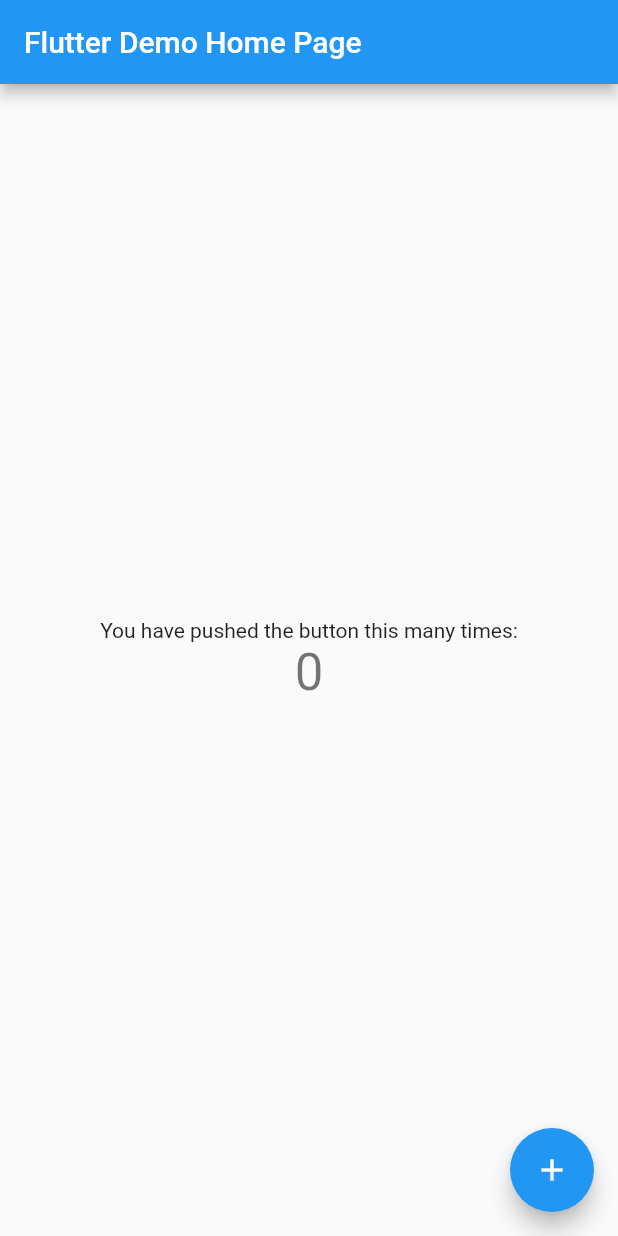
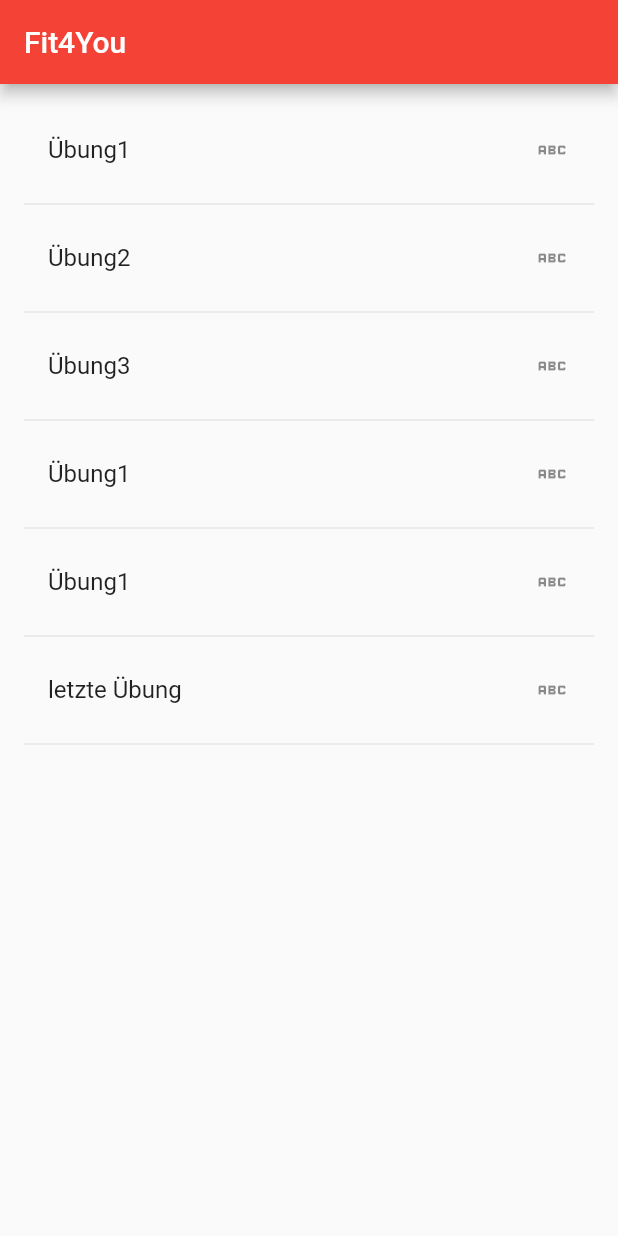
Before and after one commit to TorbenStriegel/Fit4You-FitnessApp, a Flutter app: the screen it shows after launch, on a phone screen of 412 x 824 dp. Run offline on Flutter 3.47's test engine with Material 2 defaults, Android fonts, the phone set to English and light mode, and no system bars.

Commit message:
Liste wird angezeigt

```diff
--- a/lib/main.dart
+++ b/lib/main.dart
@@ -1,115 +1,69 @@
 import 'package:flutter/material.dart';
 
 void main() {
-  runApp(const MyApp());
+  runApp(MyApp());
 }
 
 class MyApp extends StatelessWidget {
-  const MyApp({super.key});
-
-  // This widget is the root of your application.
   @override
   Widget build(BuildContext context) {
+    bool test = true;
     return MaterialApp(
-      title: 'Flutter Demo',
-      theme: ThemeData(
-        // This is the theme of your application.
-        //
-        // Try running your application with "flutter run". You'll see the
-        // application has a blue toolbar. Then, without quitting the app, try
-        // changing the primarySwatch below to Colors.green and then invoke
-        // "hot reload" (press "r" in the console where you ran "flutter run",
-        // or simply save your changes to "hot reload" in a Flutter IDE).
-        // Notice that the counter didn't reset back to zero; the application
-        // is not restarted.
-        primarySwatch: Colors.blue,
+        title: 'Flutter Demo',
+        theme: ThemeData(
+          primarySwatch: Colors.red,
+        ),
+        home: ExerciseGenerator());
+  }
+}
+
+class ExerciseGenerator extends StatefulWidget {
+  @override
+  State<StatefulWidget> createState() => _ExerciseName();
+}
+
+class _ExerciseName extends State<ExerciseGenerator> {
+  List<String> _exerciseNames = <String>[
+    "Übung1",
+    "Übung2",
+    "Übung3",
+    "Übung1",
+    "Übung1",
+    "letzte Übung",
+  ];
+
+  @override
+  Widget build(BuildContext context) {
+    return Scaffold(
+      appBar: AppBar(
+        title: Text('Fit4You'),
       ),
-      home: const MyHomePage(title: 'Flutter Demo Home Page'),
+      body: _buildBody(),
+    );
+  }
+
+  Widget _buildBody() {
+    return ListView.builder(
+      itemCount: _exerciseNames.length * 2,
+      padding: EdgeInsets.all(16),
+      itemBuilder: (context, i) {
+        if (i.isOdd) {
+          return Divider();
+        }
+        return _buildRow(_exerciseNames[i ~/ 2]);
+      },
+    );
+  }
+
+  Widget _buildRow(String exerciseName) {
+    return ListTile(
+      title: Text(exerciseName),
+      trailing: Icon(Icons.abc),
+      onTap: () {
+        setState(() {
+          _exerciseNames.sort();
+        });
+      },
     );
   }
 }
-
-class MyHomePage extends StatefulWidget {
-  const MyHomePage({super.key, required this.title});
-
-  // This widget is the home page of your application. It is stateful, meaning
-  // that it has a State object (defined below) that contains fields that affect
-  // how it looks.
-
-  // This class is the configuration for the state. It holds the values (in this
-  // case the title) provided by the parent (in this case the App widget) and
-  // used by the build method of the State. Fields in a Widget subclass are
-  // always marked "final".
-
-  final String title;
-
-  @override
-  State<MyHomePage> createState() => _MyHomePageState();
-}
-
-class _MyHomePageState extends State<MyHomePage> {
-  int _counter = 0;
-
-  void _incrementCounter() {
-    setState(() {
-      // This call to setState tells the Flutter framework that something has
-      // changed in this State, which causes it to rerun the build method below
-      // so that the display can reflect the updated values. If we changed
-      // _counter without calling setState(), then the build method would not be
-      // called again, and so nothing would appear to happen.
-      _counter++;
-    });
-  }
-
-  @override
-  Widget build(BuildContext context) {
-    // This method is rerun every time setState is called, for instance as done
-    // by the _incrementCounter method above.
-    //
-    // The Flutter framework has been optimized to make rerunning build methods
-    // fast, so that you can just rebuild anything that needs updating rather
-    // than having to individually change instances of widgets.
-    return Scaffold(
-      appBar: AppBar(
-        // Here we take the value from the MyHomePage object that was created by
-        // the App.build method, and use it to set our appbar title.
-        title: Text(widget.title),
-      ),
-      body: Center(
-        // Center is a layout widget. It takes a single child and positions it
-        // in the middle of the parent.
-        child: Column(
-          // Column is also a layout widget. It takes a list of children and
-          // arranges them vertically. By default, it sizes itself to fit its
-          // children horizontally, and tries to be as tall as its parent.
-          //
-          // Invoke "debug painting" (press "p" in the console, choose the
-          // "Toggle Debug Paint" action from the Flutter Inspector in Android
-          // Studio, or the "Toggle Debug Paint" command in Visual Studio Code)
-          // to see the wireframe for each widget.
-          //
-          // Column has various properties to control how it sizes itself and
-          // how it positions its children. Here we use mainAxisAlignment to
-          // center the children vertically; the main axis here is the vertical
-          // axis because Columns are vertical (the cross axis would be
-          // horizontal).
-          mainAxisAlignment: MainAxisAlignment.center,
-          children: <Widget>[
-            const Text(
-              'You have pushed the button this many times:',
-            ),
-            Text(
-              '$_counter',
-              style: Theme.of(context).textTheme.headline4,
-            ),
-          ],
-        ),
-      ),
-      floatingActionButton: FloatingActionButton(
-        onPressed: _incrementCounter,
-        tooltip: 'Increment',
-        child: const Icon(Icons.add),
-      ), // This trailing comma makes auto-formatting nicer for build methods.
-    );
-  }
-}
```
